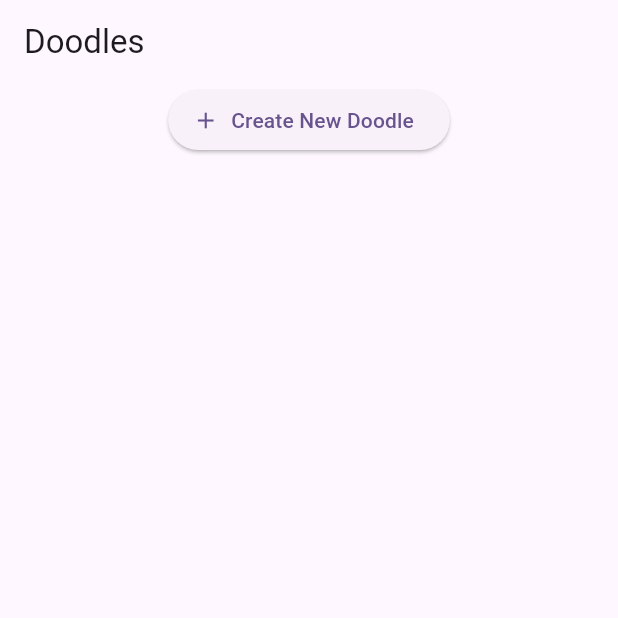
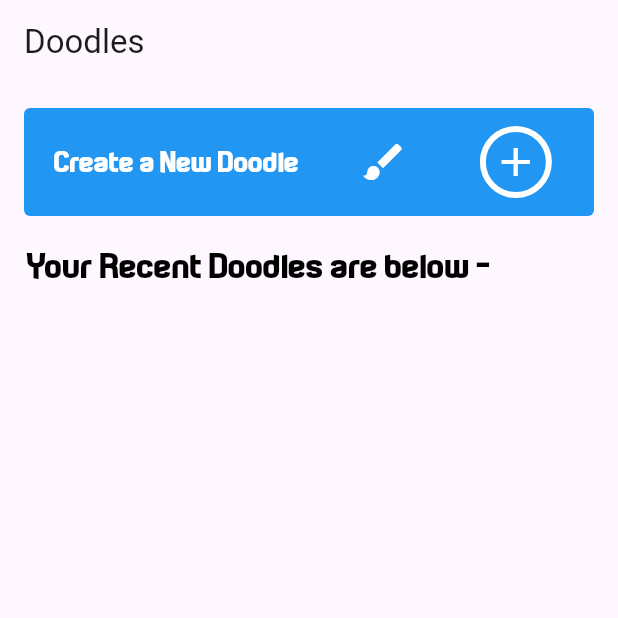
Before and after one commit to 1Shibam/inkflow-Doodle-Drawing-App-, a Flutter app: the screen it shows once a user with an empty profile is signed in, after a tap on "Get Started", on a phone screen of 412 x 824 dp, the top half of it. Run offline on Flutter 3.47's test engine with Material 3 defaults, Android fonts, the phone set to English and light mode, and no system bars; our stand-ins replace cloud_firestore, firebase_auth, firebase_core, flutter_svg, flutter_svg_provider, get and 5 more; missing offline and left inert: dart:ffi; accounts and stored records are empty.

```diff
--- a/lib/drawing_part/doodle_list_screen.dart
+++ b/lib/drawing_part/doodle_list_screen.dart
@@ -13,6 +13,39 @@ class DoodleListScreen extends StatefulWidget {
 }
 
 class _DoodleListScreenState extends State<DoodleListScreen> {
+  Future<String?> _getDoodleName() async {
+    String? doodleName;
+
+    return showDialog<String>(
+      context: context,
+      builder: (BuildContext context) {
+        return AlertDialog(
+          title: Text('Enter Doodle Name'),
+          content: TextField(
+            onChanged: (value) {
+              doodleName = value;
+            },
+            decoration: InputDecoration(hintText: "Doodle name"),
+          ),
+          actions: <Widget>[
+            TextButton(
+              onPressed: () {
+                Navigator.pop(context, null); // Cancel input
+              },
+              child: Text('Cancel'),
+            ),
+            TextButton(
+              onPressed: () {
+                Navigator.pop(context, doodleName); // Return the doodle name
+              },
+              child: Text('Save'),
+            ),
+          ],
+        );
+      },
+    );
+  }
+
   List<Doodle> _doodles = [];
 
   @override
@@ -29,16 +62,36 @@ class _DoodleListScreenState extends State<DoodleListScreen> {
   }
 
   void _createNewDoodle() async {
-    // Navigate to canvas screen to create a new doodle
+    // Ask for the doodle name
+    final doodleName = await _getDoodleName();
+
+    if (doodleName != null && doodleName.isNotEmpty) {
+      // Create a new Doodle object with the entered name and current date/time
+      final doodle = Doodle(
+        title: doodleName,
+        createdAt: DateTime.now(),
+        drawingData:
+            '', // This will be updated later with the actual drawing data
+      );
+
+      // Save the doodle name in the database
+      final dbHelper = DatabaseHelper();
+      await dbHelper.insertDoodle(doodle);
+
+      // Navigate to canvas screen to create the doodle
       final result = await Navigator.push(
         context,
         MaterialPageRoute(
-        builder: (context) => DoodleCanvasScreen(),
+          builder: (context) => DoodleCanvasScreen(doodle: doodle),
         ),
       );
 
-    if (result == true) {
-      _loadDoodles(); // Reload doodles after creating a new one
+      // Update the doodle with drawing data if there’s a result
+      if (result != null) {
+        doodle.drawingData = result; // Save the drawing data to the doodle
+        await dbHelper
+            .insertDoodle(doodle); // Update the database with the drawing data
+      }
     }
   }
 
@@ -49,20 +102,81 @@ class _DoodleListScreenState extends State<DoodleListScreen> {
         title: Text('Doodles'),
       ),
       body: Column(
+        crossAxisAlignment: CrossAxisAlignment.start,
         children: [
-          ElevatedButton.icon(
+          Padding(
+            padding: const EdgeInsets.symmetric(horizontal: 16.0, vertical: 16),
+            child: Container(
+              height: 72,
+              width: 380,
+              decoration: BoxDecoration(
+                  color: Colors.blue, borderRadius: BorderRadius.circular(4)),
+              child: Row(
+                mainAxisAlignment: MainAxisAlignment.spaceAround,
+                children: [
+                  Text(
+                    'Create a New Doodle',
+                    style: TextStyle(
+                      fontFamily: 'Technoma',
+                      fontSize: 20,
+                      color: Colors.white,
+                    ),
+                  ),
+                  Icon(
+                    Icons.brush,
+                    color: Colors.white,
+                    size: 32,
+                  ),
+                  IconButton(
                       onPressed: _createNewDoodle,
-            icon: Icon(Icons.add),
-            label: Text('Create New Doodle'),
+                      icon: Container(
+                        height: 48,
+                        width: 48,
+                        decoration: BoxDecoration(
+                            shape: BoxShape.circle,
+                            border: Border.all(color: Colors.white, width: 4)),
+                        child: Icon(
+                          Icons.add,
+                          color: Colors.white,
+                          size: 32,
                         ),
+                      ))
+                ],
+              ),
+            ),
+          ),
+          Padding(
+            padding: const EdgeInsets.symmetric(horizontal: 18.0),
+            child: Text(
+              'Your Recent Doodles are below - ',
+              style: TextStyle(
+                  fontFamily: 'Technoma', fontSize: 24, color: Colors.black),
+            ),
+          ),
+          // ElevatedButton.icon(
+          //   onPressed: _createNewDoodle,
+          //   icon: Icon(Icons.add),
+          //   label: Text('Create New Doodle'),
+          // ),
           Expanded(
             child: ListView.builder(
               itemCount: _doodles.length,
               itemBuilder: (context, index) {
                 final doodle = _doodles[index];
-                return ListTile(
+                return Padding(
+                  padding: const EdgeInsets.all(16.0),
+                  child: ListTile(
+                    shape: RoundedRectangleBorder(
+                        borderRadius: BorderRadius.circular(4)),
+                    tileColor: Colors.blue,
                     title: Text(doodle.title),
-                  subtitle: Text(doodle.createdAt.toString()),
+                    subtitle: Text(
+                      doodle.createdAt.toString(),
+                      style: TextStyle(
+                          fontFamily: 'Technoma',
+                          fontSize: 12,
+                          color: Colors.white),
+                    ),
                     onTap: () async {
                       // Open existing doodle in the canvas screen
                       final result = await Navigator.push(
@@ -76,12 +190,23 @@ class _DoodleListScreenState extends State<DoodleListScreen> {
                         _loadDoodles(); // Reload after editing
                       }
                     },
-                  trailing: IconButton(
-                    icon: Icon(Icons.delete),
+                    trailing: Container(
+                      height: 48,
+                      width: 48,
+                      decoration: BoxDecoration(
+                          shape: BoxShape.circle,
+                          border: Border.all(color: Colors.white, width: 4)),
+                      child: IconButton(
+                        icon: Icon(
+                          Icons.delete,
+                          color: Colors.white,
+                        ),
                         onPressed: () async {
                           await DatabaseHelper().deleteDoodle(doodle.id!);
                           _loadDoodles(); // Reload doodles after deletion
                         },
+                      ),
+                    ),
                   ),
                 );
               },
--- a/lib/drawing_part/doodle_model.dart
+++ b/lib/drawing_part/doodle_model.dart
@@ -6,7 +6,7 @@ class Doodle {
   final int? id;
   final String title;
   final DateTime createdAt;
-  final String drawingData; // JSON string of drawing paths
+  late final String drawingData; // JSON string of drawing paths
 
   Doodle({
     this.id,
```
Lines whose indentation alone changed are shown as unchanged.
